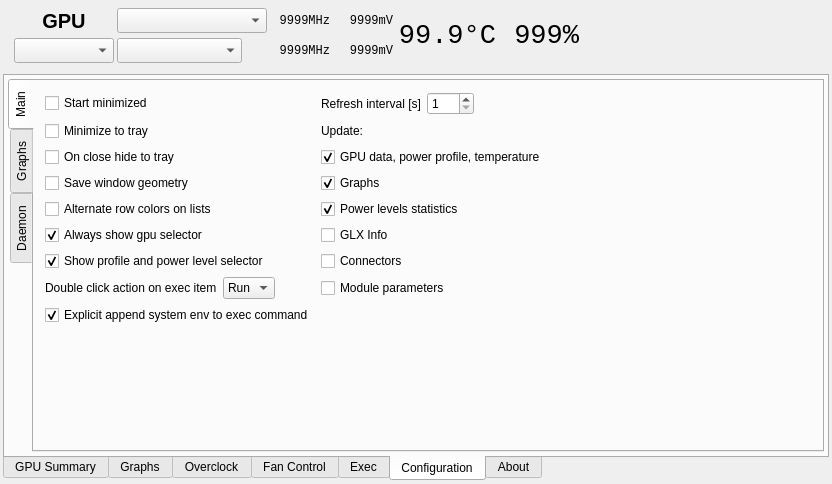
The window that radeon-profile/radeon_profile.ui (marazmista/radeon-profile) describes before a commit, drawn with Qt 5.
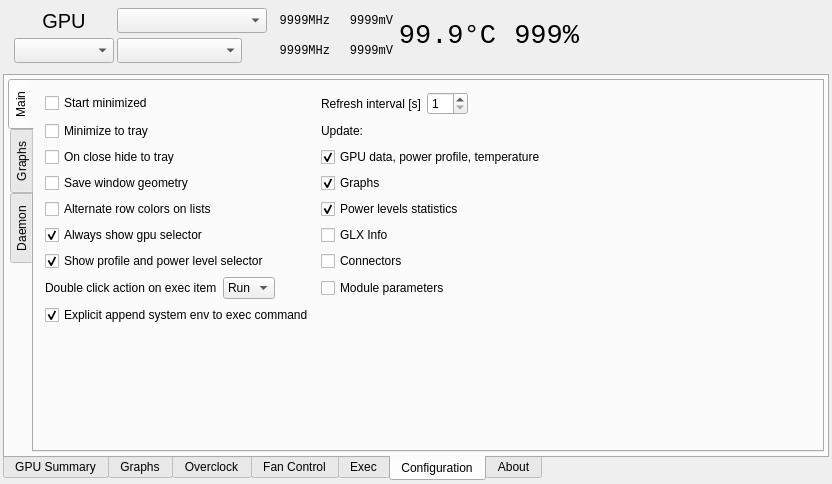
The same window after the commit. The open tabs and pages were chosen to show the change. Icons and pictures are not drawn. Custom widgets are drawn as their Qt base class.

Patch:
```diff
--- a/radeon-profile/radeon_profile.ui
+++ b/radeon-profile/radeon_profile.ui
@@ -176,8 +176,6 @@
          <property name="font">
           <font>
            <pointsize>15</pointsize>
-           <weight>75</weight>
-           <bold>true</bold>
           </font>
          </property>
          <property name="text">
@@ -2919,18 +2917,9 @@
                </widget>
               </item>
               <item>
-               <widget class="QDoubleSpinBox" name="spin_timerInterval">
-                <property name="decimals">
-                 <number>0</number>
-                </property>
+               <widget class="QSpinBox" name="spin_timerInterval">
                 <property name="minimum">
-                 <double>1.000000000000000</double>
-                </property>
-                <property name="singleStep">
-                 <double>1.000000000000000</double>
-                </property>
-                <property name="value">
-                 <double>1.000000000000000</double>
+                 <number>1</number>
                 </property>
                </widget>
               </item>
```
